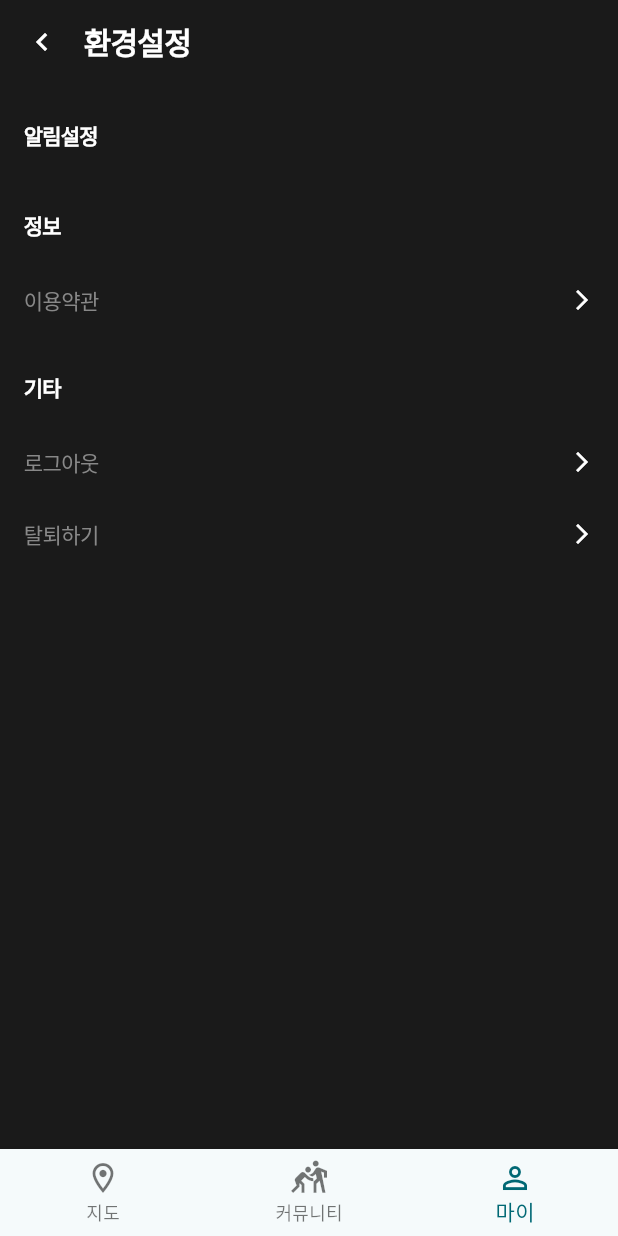
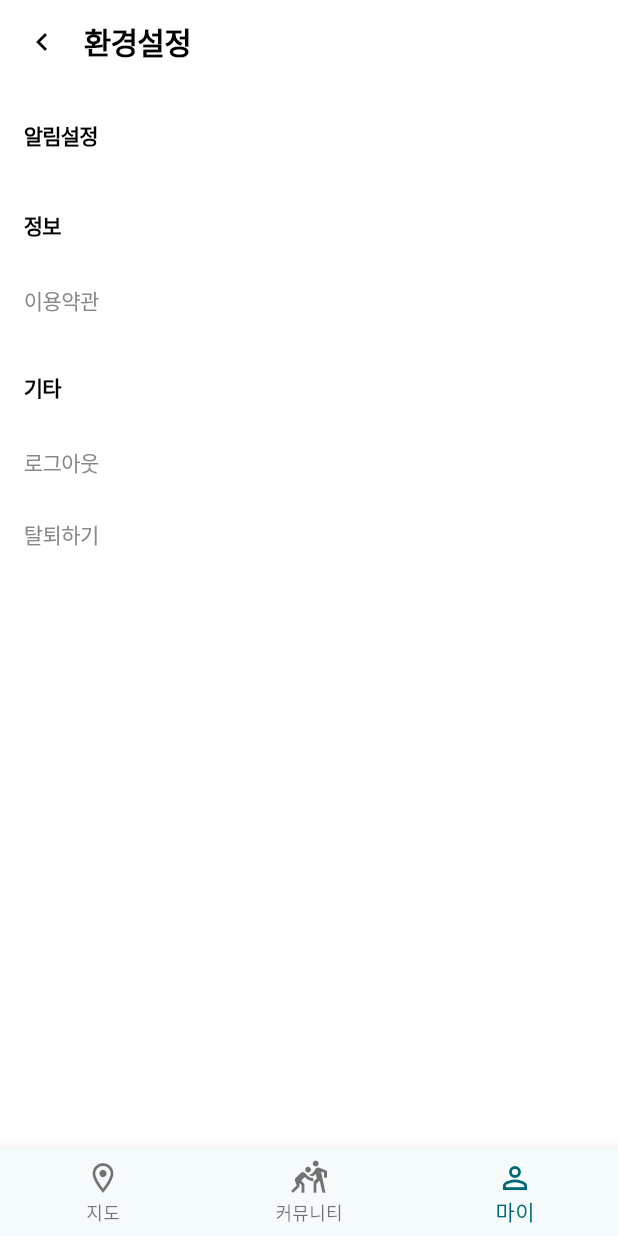
Before and after one commit to hdachan/Modir_map_platform_front, a Flutter app: the MyPageScreen screen opened by its route, after a tap on the "settings" icon, on a phone screen of 412 x 824 dp. Run offline on Flutter 3.47's test engine with Material 3 defaults, Android fonts, the phone set to English and light mode, and no system bars; our stand-ins replace flutter_svg, go_router, image_picker, shared_preferences, supabase_flutter; accounts and stored records are empty; network calls fail; Roboto replaces fonts that are missing (Pretendard); project files that could hold a hidden picture were left out.

Commit message:
20250501 UI, 배경색 수정

```diff
--- a/lib/main.dart
+++ b/lib/main.dart
@@ -3,6 +3,7 @@ import 'package:supabase_flutter/supabase_flutter.dart';
 import 'package:provider/provider.dart';
 import 'cofing/SupabaseConfig.dart';
 import 'mvvm/Mypage/viewmodels/ProfileViewModel.dart';
+import 'mvvm/Mypage/viewmodels/WithdrawalViewModel.dart';
 import 'utils/router.dart';
 import 'utils/SessionManager.dart';
 import 'mvvm/Auth/services/AuthService.dart';
@@ -30,6 +31,7 @@ class MyApp extends StatelessWidget {
         ChangeNotifierProvider(create: (_) => FeedViewModel(FeedRepository())),
         ChangeNotifierProvider(create: (_) => AuthViewModel(AuthService())),
         ChangeNotifierProvider(create: (_) => ProfileViewModel()),
+        ChangeNotifierProvider(create: (_) => WithdrawalViewModel()),
       ],
       child: MaterialApp.router(
         title: 'modirApp',
--- a/lib/mvvm/Auth/views/auth_selection_screen.dart
+++ b/lib/mvvm/Auth/views/auth_selection_screen.dart
@@ -16,6 +16,7 @@ class _LoginSelectionScreenState extends State<LoginSelectionScreen> {
   @override
   Widget build(BuildContext context) {
     return Scaffold(
+      backgroundColor: const Color(0xFF1A1A1A),
       resizeToAvoidBottomInset: true,
       body: SafeArea(
         child: SingleChildScrollView(
--- a/lib/mvvm/Mypage/views/Mypage.dart
+++ b/lib/mvvm/Mypage/views/Mypage.dart
@@ -25,9 +25,17 @@ class _stateMyPageScreen extends State<MyPageScreen>
   @override
   Widget build(BuildContext context) {
     return Scaffold(
-      backgroundColor: const Color(0xFF1A1A1A),
-      appBar: AppBar(
-        title: PreferredSize(
+      backgroundColor:  Colors.white,
+      body: SafeArea(
+        child: SingleChildScrollView(
+          child: Center(
+            child: ConstrainedBox(
+              constraints: const BoxConstraints(maxWidth: 600),
+              child: Consumer<ProfileViewModel>(
+                builder: (context, profileVM, child) {
+                  return Column(
+                    children: [
+                      PreferredSize(
                         preferredSize: const Size.fromHeight(56),
                         child: Row(
                           children: [
@@ -74,16 +82,6 @@ class _stateMyPageScreen extends State<MyPageScreen>
                           ],
                         ),
                       ),
-      ),
-      body: SafeArea(
-        child: SingleChildScrollView(
-          child: Center(
-            child: ConstrainedBox(
-              constraints: const BoxConstraints(maxWidth: 600),
-              child: Consumer<ProfileViewModel>(
-                builder: (context, profileVM, child) {
-                  return Column(
-                    children: [
                       GestureDetector(
                         onTap: () {
                           print('Profile card tapped');
--- a/lib/mvvm/Mypage/views/SettingScreen.dart
+++ b/lib/mvvm/Mypage/views/SettingScreen.dart
@@ -97,7 +97,7 @@ class _SettingScreenState extends State<SettingScreen> with SingleTickerProvider
   @override
   Widget build(BuildContext context) {
     return Scaffold(
-      backgroundColor: const Color(0xFF1A1A1A),
+      backgroundColor:  Colors.white,
       body: SafeArea(
         child: SingleChildScrollView(
           child: Center(
@@ -119,8 +119,10 @@ class _SettingScreenState extends State<SettingScreen> with SingleTickerProvider
                 customButton(
                   '탈퇴하기',
                       () {
+                    context.go('/mypage/setting/withdrawal_reason');
                   },
                 ),
+
               ],
             ),
           ),
--- a/lib/mvvm/Mypage/widget/mypage_widget.dart
+++ b/lib/mvvm/Mypage/widget/mypage_widget.dart
@@ -11,7 +11,7 @@ Widget CustomAppBar({required String title, required BuildContext context}) {
       return Container(
         width: double.infinity,
         height: 56,
-        color: const Color(0xFF1A1A1A),
+        color:  Colors.white,
         padding: EdgeInsets.only(
           right: 16,
         ),
@@ -29,7 +29,7 @@ Widget CustomAppBar({required String title, required BuildContext context}) {
                 child: Icon(
                   Icons.chevron_left,
                   size: 24,
-                  color: Colors.white,
+                  color: Colors.black,
                 ),
               ),
             ),
@@ -39,7 +39,7 @@ Widget CustomAppBar({required String title, required BuildContext context}) {
               child: Text(
                 title,
                 style: TextStyle(
-                  color: Colors.white,
+                  color: Colors.black,
                   fontSize: 20,
                   fontFamily: 'Pretendard',
                   fontWeight: FontWeight.w700,
@@ -69,7 +69,7 @@ Widget middleText(String text) {
           child: Text(
             text,
             style: TextStyle(
-              color: Colors.white,
+              color: Colors.black,
               fontSize: 14,
               fontFamily: 'Pretendard',
               fontWeight: FontWeight.w700,
--- a/lib/mvvm/feed/views/FeedScreen.dart
+++ b/lib/mvvm/feed/views/FeedScreen.dart
@@ -32,11 +32,9 @@ class _FeedScreenState extends State<FeedScreen> {
       child: ConstrainedBox(
         constraints: const BoxConstraints(maxWidth: 600),
         child: Scaffold(
-          appBar: AppBar(
-            title: customAppBar(),
-          ),
           body: Column(
             children: [
+              customAppBar(),
               customBodyBar(context, "공지"),
               Expanded(
                 child: Consumer<FeedViewModel>(
```
Lines whose indentation alone changed are shown as unchanged.
